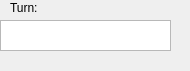
Old version of the form GameDemonstrator/dialogs/GameTurnDialog.ui in the repository raubwuerger/StrategicGameProject.
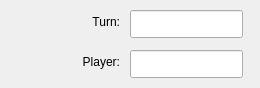
New version of the form.

Diff of the .ui file:
```diff
--- a/GameDemonstrator/dialogs/GameTurnDialog.ui
+++ b/GameDemonstrator/dialogs/GameTurnDialog.ui
@@ -6,40 +6,75 @@
    <rect>
     <x>0</x>
     <y>0</y>
-    <width>190</width>
-    <height>71</height>
+    <width>260</width>
+    <height>88</height>
    </rect>
   </property>
   <property name="minimumSize">
    <size>
-    <width>190</width>
-    <height>0</height>
+    <width>260</width>
+    <height>88</height>
+   </size>
+  </property>
+  <property name="maximumSize">
+   <size>
+    <width>260</width>
+    <height>88</height>
    </size>
   </property>
   <property name="windowTitle">
    <string>GameTurnDialog</string>
   </property>
-  <widget class="QPlainTextEdit" name="turnInfoEdit">
+  <widget class="QLineEdit" name="lineEditOwner">
    <property name="geometry">
     <rect>
-     <x>0</x>
-     <y>20</y>
-     <width>171</width>
-     <height>31</height>
+     <x>130</x>
+     <y>50</y>
+     <width>113</width>
+     <height>28</height>
     </rect>
    </property>
   </widget>
   <widget class="QLabel" name="Turn">
    <property name="geometry">
     <rect>
-     <x>10</x>
-     <y>0</y>
-     <width>53</width>
-     <height>16</height>
+     <x>20</x>
+     <y>52</y>
+     <width>100</width>
+     <height>20</height>
+    </rect>
+   </property>
+   <property name="text">
+    <string>Player:</string>
+   </property>
+   <property name="alignment">
+    <set>Qt::AlignRight|Qt::AlignTrailing|Qt::AlignVCenter</set>
+   </property>
+  </widget>
+  <widget class="QLabel" name="labelTurn">
+   <property name="geometry">
+    <rect>
+     <x>20</x>
+     <y>12</y>
+     <width>100</width>
+     <height>20</height>
     </rect>
    </property>
    <property name="text">
     <string>Turn:</string>
+   </property>
+   <property name="alignment">
+    <set>Qt::AlignRight|Qt::AlignTrailing|Qt::AlignVCenter</set>
+   </property>
+  </widget>
+  <widget class="QLineEdit" name="lineEditTurn">
+   <property name="geometry">
+    <rect>
+     <x>130</x>
+     <y>10</y>
+     <width>113</width>
+     <height>28</height>
+    </rect>
    </property>
   </widget>
  </widget>
```
Left out of the diff: 2 changed lines with no effect on the pictures.
